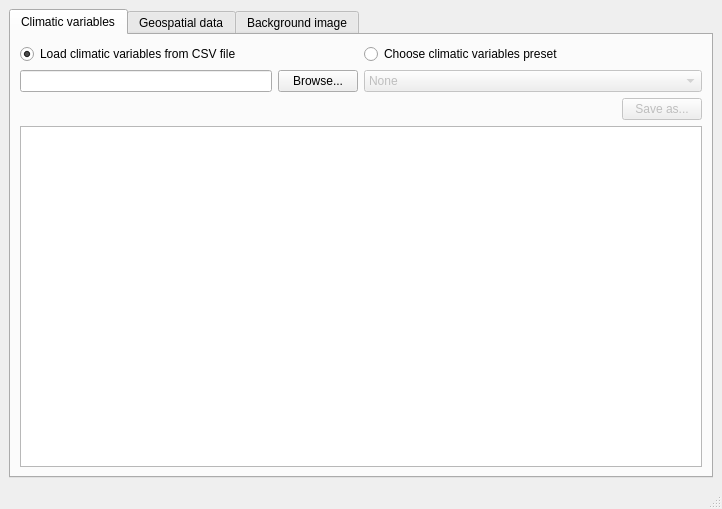
Old version of the form mainwindow.ui in the repository czertyaka/gaussian_dispersal.
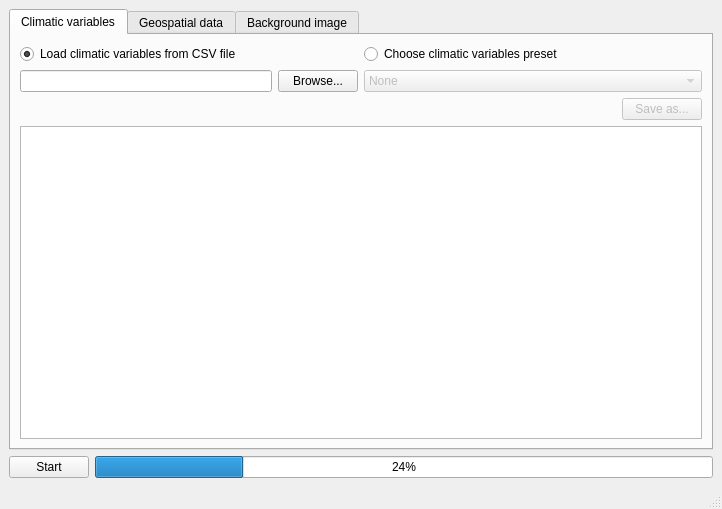
New version of the form. The open tabs and pages were chosen to show the change.

Commit message: GUI: start button and progress bar

The edit to the form file:
```diff
--- a/mainwindow.ui
+++ b/mainwindow.ui
@@ -14,8 +14,8 @@
    <string>MainWindow</string>
   </property>
   <widget class="QWidget" name="centralwidget">
-   <layout class="QGridLayout" name="gridLayout">
-    <item row="0" column="0">
+   <layout class="QVBoxLayout" name="verticalLayout_4">
+    <item>
      <widget class="QTabWidget" name="tabWidget">
       <property name="enabled">
        <bool>true</bool>
@@ -27,38 +27,8 @@
        <attribute name="title">
         <string>Climatic variables</string>
        </attribute>
-       <layout class="QGridLayout" name="gridLayout_5">
-        <item row="1" column="0">
-         <layout class="QGridLayout" name="gridLayout_2">
-          <item row="0" column="1">
-           <widget class="QPushButton" name="pushButton_2">
-            <property name="enabled">
-             <bool>false</bool>
-            </property>
-            <property name="text">
-             <string>Save as...</string>
-            </property>
-           </widget>
-          </item>
-          <item row="1" column="0" colspan="2">
-           <widget class="QGraphicsView" name="graphicsView"/>
-          </item>
-          <item row="0" column="0">
-           <spacer name="horizontalSpacer">
-            <property name="orientation">
-             <enum>Qt::Horizontal</enum>
-            </property>
-            <property name="sizeHint" stdset="0">
-             <size>
-              <width>408</width>
-              <height>20</height>
-             </size>
-            </property>
-           </spacer>
-          </item>
-         </layout>
-        </item>
-        <item row="0" column="0">
+       <layout class="QVBoxLayout" name="verticalLayout_2">
+        <item>
          <layout class="QGridLayout" name="gridLayout_4">
           <item row="0" column="0">
            <widget class="QRadioButton" name="radioButton">
@@ -142,6 +112,36 @@
           </item>
          </layout>
         </item>
+        <item>
+         <layout class="QGridLayout" name="gridLayout_2">
+          <item row="0" column="1">
+           <widget class="QPushButton" name="pushButton_2">
+            <property name="enabled">
+             <bool>false</bool>
+            </property>
+            <property name="text">
+             <string>Save as...</string>
+            </property>
+           </widget>
+          </item>
+          <item row="1" column="0" colspan="2">
+           <widget class="QGraphicsView" name="graphicsView"/>
+          </item>
+          <item row="0" column="0">
+           <spacer name="horizontalSpacer">
+            <property name="orientation">
+             <enum>Qt::Horizontal</enum>
+            </property>
+            <property name="sizeHint" stdset="0">
+             <size>
+              <width>408</width>
+              <height>20</height>
+             </size>
+            </property>
+           </spacer>
+          </item>
+         </layout>
+        </item>
        </layout>
       </widget>
       <widget class="QWidget" name="tab_2">
@@ -643,6 +643,24 @@
       </widget>
      </widget>
     </item>
+    <item>
+     <layout class="QHBoxLayout" name="horizontalLayout_4">
+      <item>
+       <widget class="QPushButton" name="pushButton_6">
+        <property name="text">
+         <string>Start</string>
+        </property>
+       </widget>
+      </item>
+      <item>
+       <widget class="QProgressBar" name="progressBar">
+        <property name="value">
+         <number>24</number>
+        </property>
+       </widget>
+      </item>
+     </layout>
+    </item>
    </layout>
   </widget>
   <widget class="QMenuBar" name="menubar">
```
Left out of the diff: 82 changed lines with no effect on the pictures.
